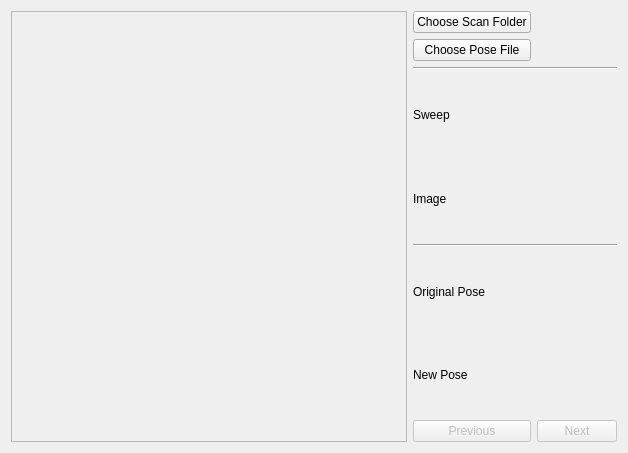
Old version of the form src/pose_refinement/pose_refinement.ui in the repository Foued70/torchlab.
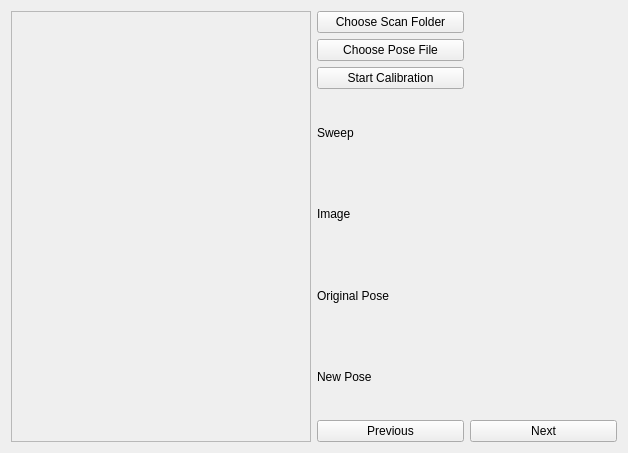
New version of the form.

Commit message: GL somewhat integrated into pose refinement

Patch:
```diff
--- a/src/pose_refinement/pose_refinement.ui
+++ b/src/pose_refinement/pose_refinement.ui
@@ -15,42 +15,19 @@
   </property>
   <layout class="QHBoxLayout" name="horizontalLayout">
    <item>
-    <widget class="QScrollArea" name="scrollArea">
-     <property name="widgetResizable">
+    <widget class="QFrame" name="calibration_view">
+     <property name="cursor">
+      <cursorShape>CrossCursor</cursorShape>
+     </property>
+     <property name="autoFillBackground">
       <bool>true</bool>
      </property>
-     <widget class="QWidget" name="scrollAreaWidgetContents">
-      <property name="geometry">
-       <rect>
-        <x>0</x>
-        <y>0</y>
-        <width>352</width>
-        <height>427</height>
-       </rect>
-      </property>
-      <widget class="QLabel" name="calibration_view">
-       <property name="geometry">
-        <rect>
-         <x>0</x>
-         <y>0</y>
-         <width>351</width>
-         <height>431</height>
-        </rect>
-       </property>
-       <property name="sizePolicy">
-        <sizepolicy hsizetype="Ignored" vsizetype="Ignored">
-         <horstretch>0</horstretch>
-         <verstretch>0</verstretch>
-        </sizepolicy>
-       </property>
-       <property name="text">
-        <string/>
-       </property>
-       <property name="scaledContents">
-        <bool>true</bool>
-       </property>
-      </widget>
-     </widget>
+     <property name="frameShape">
+      <enum>QFrame::StyledPanel</enum>
+     </property>
+     <property name="frameShadow">
+      <enum>QFrame::Sunken</enum>
+     </property>
     </widget>
    </item>
    <item>
@@ -83,16 +60,6 @@
        </property>
       </widget>
      </item>
-     <item row="2" column="0" colspan="2">
-      <widget class="QFrame" name="frame">
-       <property name="frameShape">
-        <enum>QFrame::HLine</enum>
-       </property>
-       <property name="frameShadow">
-        <enum>QFrame::Sunken</enum>
-       </property>
-      </widget>
-     </item>
      <item row="3" column="0">
       <widget class="QLabel" name="labelSweep">
        <property name="text">
@@ -121,31 +88,28 @@
        </property>
       </widget>
      </item>
-     <item row="5" column="0" colspan="2">
-      <widget class="QFrame" name="frame_2">
-       <property name="frameShape">
-        <enum>QFrame::HLine</enum>
-       </property>
-       <property name="frameShadow">
-        <enum>QFrame::Sunken</enum>
-       </property>
-      </widget>
-     </item>
-     <item row="6" column="0">
+     <item row="5" column="0">
       <widget class="QLabel" name="labelOrigPose">
        <property name="text">
         <string>Original Pose</string>
        </property>
       </widget>
      </item>
-     <item row="6" column="1">
+     <item row="5" column="1">
       <widget class="QLabel" name="poseOrigText">
        <property name="text">
         <string/>
        </property>
       </widget>
      </item>
-     <item row="7" column="0">
+     <item row="6" column="1">
+      <widget class="QLabel" name="poseNewText">
+       <property name="text">
+        <string/>
+       </property>
+      </widget>
+     </item>
+     <item row="6" column="0">
       <widget class="QLabel" name="labelNewPose">
        <property name="text">
         <string>New Pose</string>
@@ -153,32 +117,32 @@
       </widget>
      </item>
      <item row="7" column="1">
-      <widget class="QLabel" name="poseNewText">
-       <property name="text">
-        <string/>
-       </property>
-      </widget>
-     </item>
-     <item row="8" column="0">
-      <widget class="QPushButton" name="button_previous">
-       <property name="enabled">
-        <bool>false</bool>
-       </property>
-       <property name="text">
-        <string>Previous</string>
-       </property>
-      </widget>
-     </item>
-     <item row="8" column="1">
       <widget class="QPushButton" name="button_next">
        <property name="enabled">
-        <bool>false</bool>
+        <bool>true</bool>
        </property>
        <property name="text">
         <string>Next</string>
        </property>
       </widget>
      </item>
+     <item row="7" column="0">
+      <widget class="QPushButton" name="button_previous">
+       <property name="enabled">
+        <bool>true</bool>
+       </property>
+       <property name="text">
+        <string>Previous</string>
+       </property>
+      </widget>
+     </item>
+     <item row="2" column="0">
+      <widget class="QPushButton" name="button_init_calibration">
+       <property name="text">
+        <string>Start Calibration</string>
+       </property>
+      </widget>
+     </item>
     </layout>
    </item>
   </layout>
```
Left out of the diff: 5 changed lines with no effect on the pictures. The commit also changes 8 other files.
